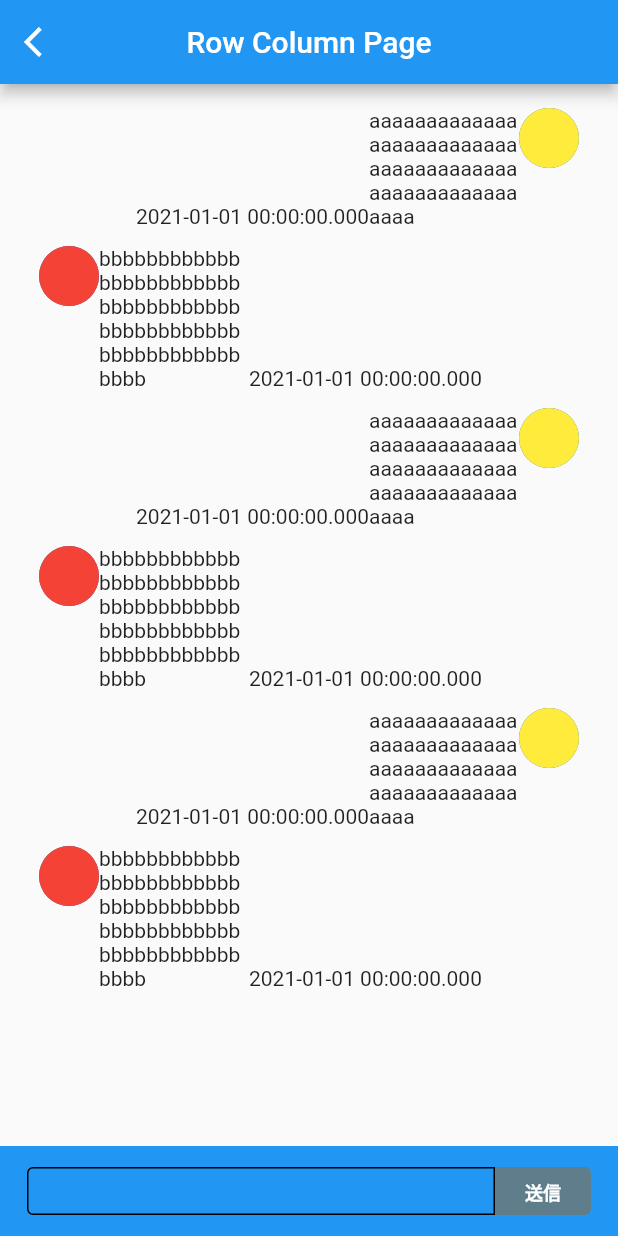
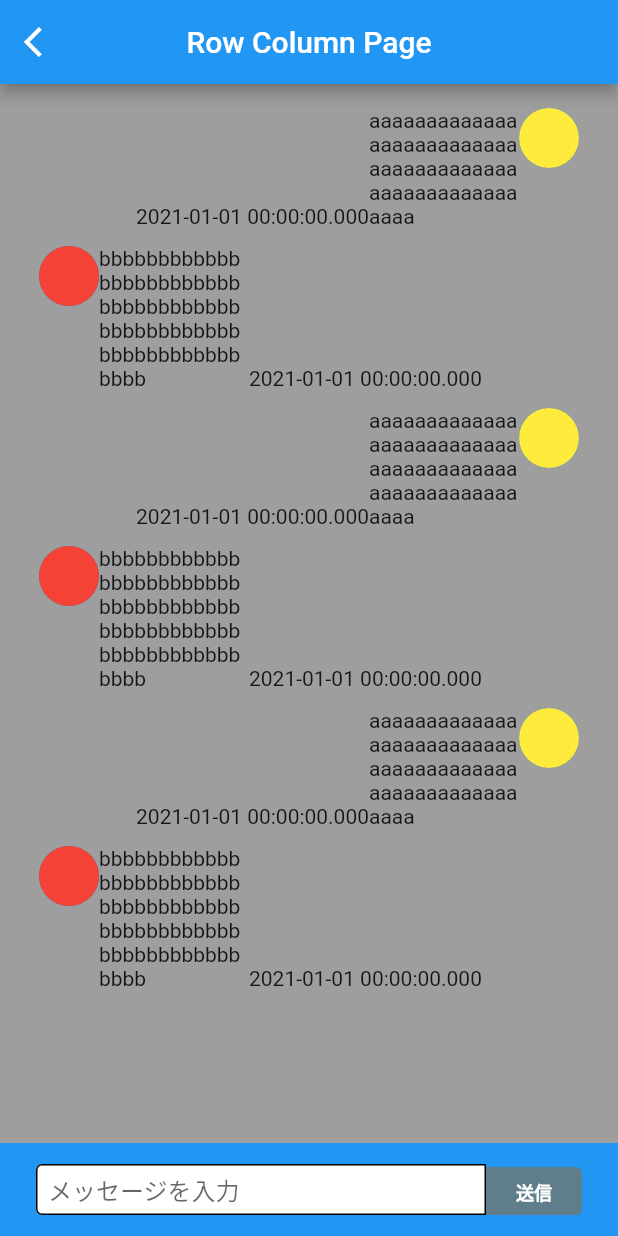
Before and after one commit to mkurom/flutter_action_test_app, a Flutter app: the screen it shows after launch, on a phone screen of 412 x 824 dp. Run offline on Flutter 3.47's test engine with Material 2 defaults, Android fonts, the phone set to English and light mode, and no system bars; our stand-ins replace bubble, camera, flutter_riverpod, image_picker, permission_handler, syncfusion_flutter_datagrid; missing offline and left inert: flutter_barcode_scanner, flutter_flavor.

Commit message:
TextFieldの範囲の表示方法を修正

```diff
--- a/lib/row_and_column/row_and_column_page.dart
+++ b/lib/row_and_column/row_and_column_page.dart
@@ -12,7 +12,7 @@ class RowAndColumnPage extends StatelessWidget {
   @override
   Widget build(BuildContext context) {
     return Scaffold(
-      // backgroundColor: Colors.grey,
+      backgroundColor: Colors.grey,
       appBar: _appbar(context),
       body: GestureDetector(
         onTap: () {
@@ -140,30 +140,30 @@ class RowAndColumnPage extends StatelessWidget {
   Widget _inputBar(BuildContext context) {
     //
     return Container(
-      // maxLines: 10を設定している状態でheightを設定すると、カーソルが見えない
-      // maxLines: 1の時は問題ない（改行しないため）
-      height: 60,
       padding: const EdgeInsets.symmetric(
         horizontal: 18,
         vertical: 14,
       ),
       color: Colors.blue,
-      // constraints: BoxConstraints(
-      //   minHeight: 32,
-      // ),
       child: Row(
         mainAxisAlignment: MainAxisAlignment.center,
+        crossAxisAlignment: CrossAxisAlignment.end,
         children: [
-          Expanded(
+          ConstrainedBox(
+            constraints: BoxConstraints(
+                maxHeight: 200, minHeight: 32, minWidth: 300, maxWidth: 300),
             child: TextField(
               controller: _textEditingController,
-              cursorColor: Colors.white,
+              cursorColor: Colors.amber,
               style: const TextStyle(
-                color: Colors.white,
+                color: Colors.amber,
               ),
               decoration: const InputDecoration(
-                // fillColor: Colors.white,
-                // filled: true,
+                fillColor: Colors.white,
+                filled: true,
+                // isDenseをtrueにすることで、テキストフィールド領域を最小にする事ができる
+                isDense: true,
+                contentPadding: const EdgeInsets.fromLTRB(8, 0, 8, 10),
                 enabledBorder: OutlineInputBorder(
                   borderRadius: BorderRadius.only(
                     topLeft: Radius.circular(4),
@@ -176,14 +176,14 @@ class RowAndColumnPage extends StatelessWidget {
                     bottomLeft: Radius.circular(4),
                   ),
                 ),
-                // hintText: 'メッセージを入力',
+                hintText: 'メッセージを入力',
               ),
-              // Containerのheight: 60に設定している状態で、
-              // コメントアウトを外すと、カーソルが見えない
-              // maxLines: 10,
+              maxLines: 10,
+              minLines: 1,
             ),
           ),
           SizedBox(
+            height: 32,
             child: TextButton(
               onPressed: () {
                 print(_textEditingController.text);
```
